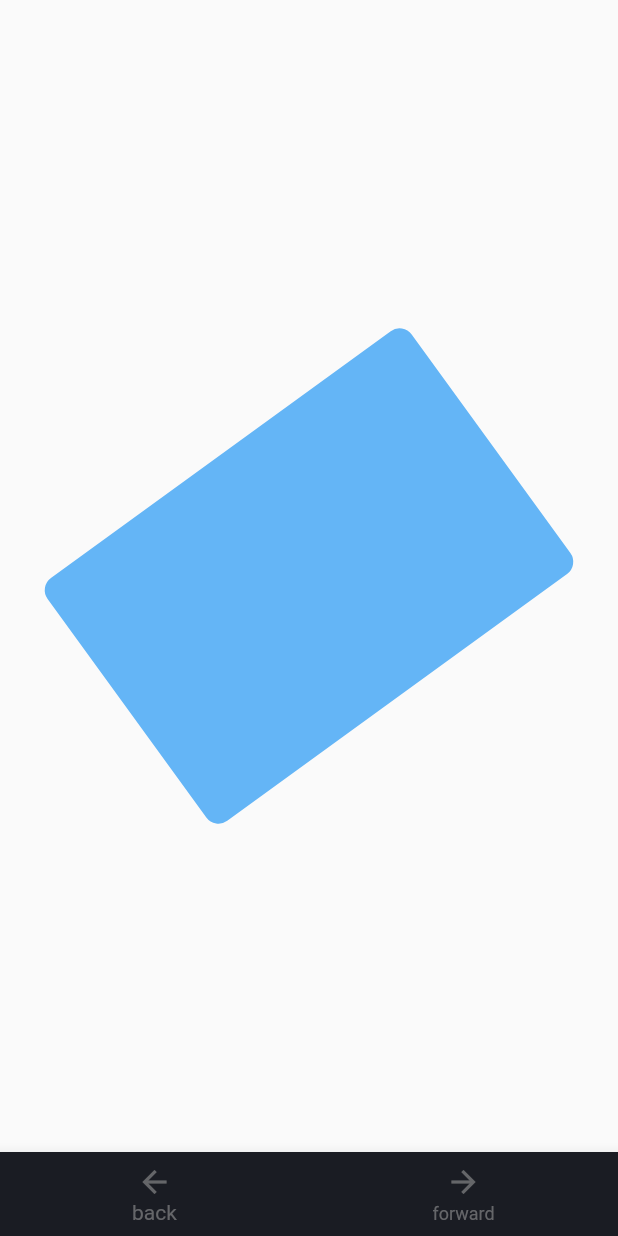
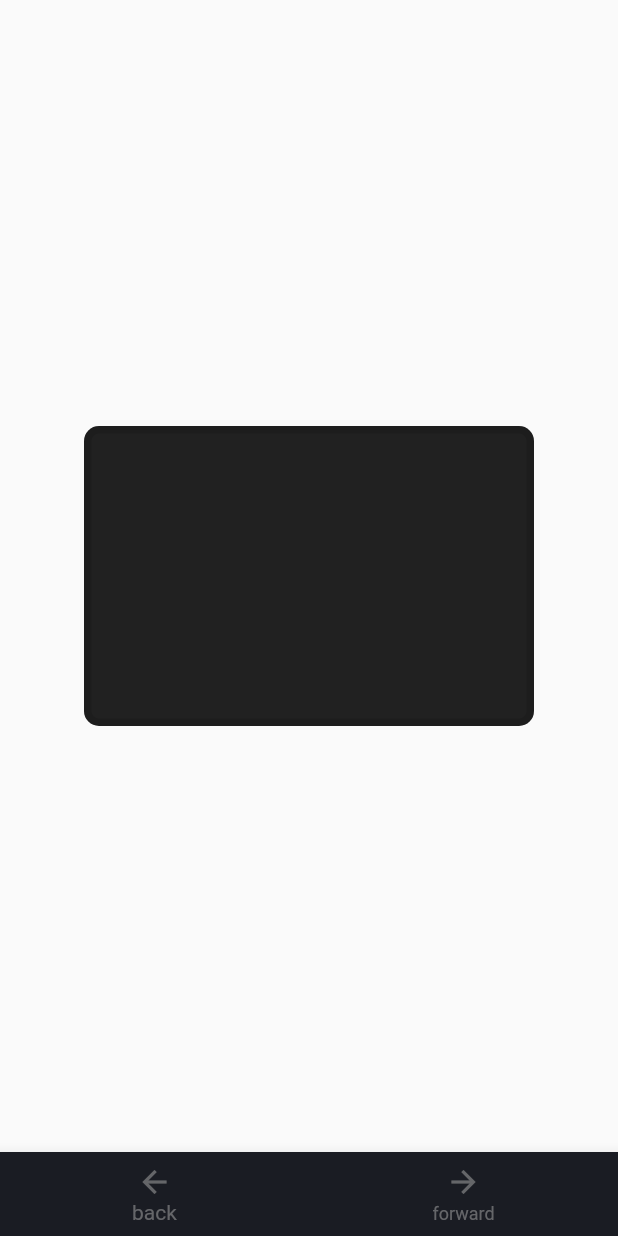
Before and after one commit to rajchunara/flutter_animation_course, a Flutter app: the screen it shows after launch, on a phone screen of 412 x 824 dp. Run offline on Flutter 3.47's test engine with Material 2 defaults, Android fonts, the phone set to English and light mode, and no system bars.

Commit message:
color and scale anim using built in explicit anim.

```diff
--- a/lib/animation_screens/built_in_explicit_animation.dart
+++ b/lib/animation_screens/built_in_explicit_animation.dart
@@ -18,6 +18,7 @@ List of Transition widget used for built in explicit animation
 
 This above transition widgets extends AnimatedWidget
 
+Explicit animations give better control over animations - like forward, stop, do something when animation complets etc
 
  */
 
@@ -44,8 +45,8 @@ class _ExplicitBuiltInRotationState extends State<ExplicitBuiltInRotation>
   @override
   void dispose() {
     // TODO: implement dispose
+    _animationController.dispose();
     super.dispose();
-    _animationController.dispose();
   }
 
   @override
@@ -68,3 +69,78 @@ class _ExplicitBuiltInRotationState extends State<ExplicitBuiltInRotation>
     );
   }
 }
+
+class ExplicitColorAndScaleAnimation extends StatefulWidget {
+  ExplicitColorAndScaleAnimation({Key? key}) : super(key: key);
+
+  @override
+  State<ExplicitColorAndScaleAnimation> createState() =>
+      _ExplicitColorAndScaleAnimationState();
+}
+
+class _ExplicitColorAndScaleAnimationState
+    extends State<ExplicitColorAndScaleAnimation>
+    with TickerProviderStateMixin {
+  /*
+      Animation Controller gives value between 0 and 1
+      but we can add lowerbound and upperbound to change that
+       */
+  late AnimationController _animationController;
+  /* We could have used above animation controller but value given by that controller is different */
+  late AnimationController _colorAnimationController;
+  late Animation _borderColorAnimation;
+  bool _active = false;
+
+  @override
+  void initState() {
+    _animationController = AnimationController(
+        vsync: this, duration: duration, lowerBound: 1.0, upperBound: 1.1);
+
+    /* Use ColorTween for color animation */
+    /* Add listener to animation to change color using setState when controller changes value */
+    _colorAnimationController =
+        AnimationController(vsync: this, duration: duration);
+    _borderColorAnimation =
+        ColorTween(begin: Colors.black12, end: Colors.redAccent)
+            .animate(_colorAnimationController)
+          ..addListener(() {
+            setState(() {});
+          });
+    super.initState();
+  }
+
+  onTap() {
+    _animationController.forward().then((value) {
+      _active
+          ? _colorAnimationController.forward()
+          : _colorAnimationController.reverse();
+
+      _animationController.reverse();
+    });
+    _active = !_active;
+  }
+
+  @override
+  Widget build(BuildContext context) {
+    return GestureDetector(
+      onTap: onTap,
+      child: ScaleTransition(
+        scale: _animationController,
+        child: Container(
+          height: 200,
+          width: 300,
+          decoration: BoxDecoration(
+            color: Colors.black87,
+            border: Border.all(
+              width: 5.0,
+              color: _borderColorAnimation.value,
+            ),
+            borderRadius: const BorderRadius.all(
+              Radius.circular(10),
+            ),
+          ),
+        ),
+      ),
+    );
+  }
+}
--- a/lib/main.dart
+++ b/lib/main.dart
@@ -77,8 +77,9 @@ class _HomeState extends State<Home> {
                 child: TweenRandomColor(),
               ),
             ),
-            /* Rotation Explicit Animation */
-            Scaffold(body: Center(child: ExplicitBuiltInRotation()))
+            /* Rotation Explicit built in Animation */
+            Scaffold(body: Center(child: ExplicitBuiltInRotation())),
+            Scaffold(body: Center(child: ExplicitColorAndScaleAnimation()))
           ].reversed.toList(),
         ),
         bottomNavigationBar: BottomNavigationBar(
```
